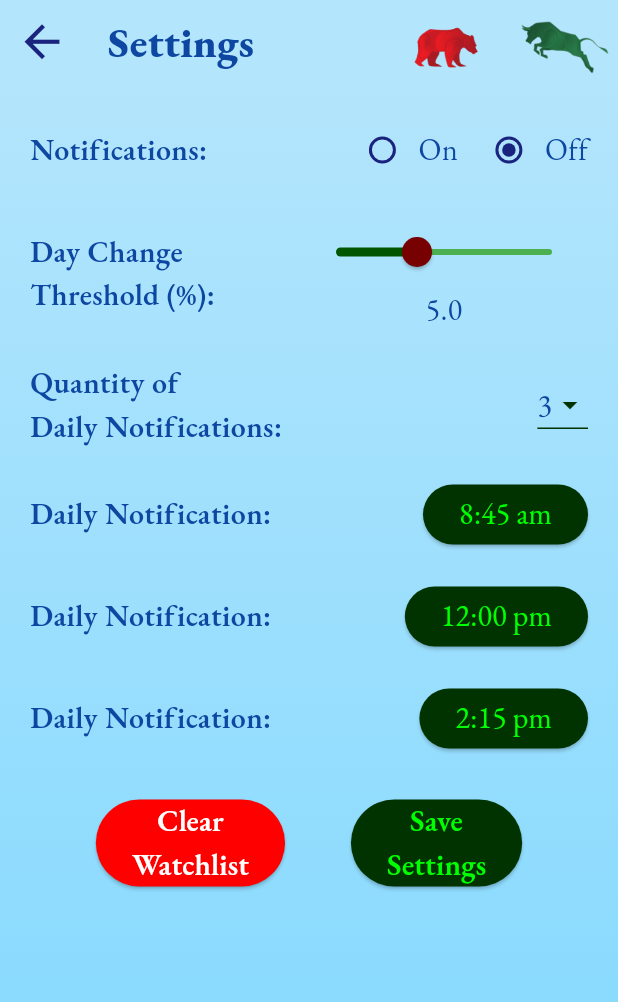
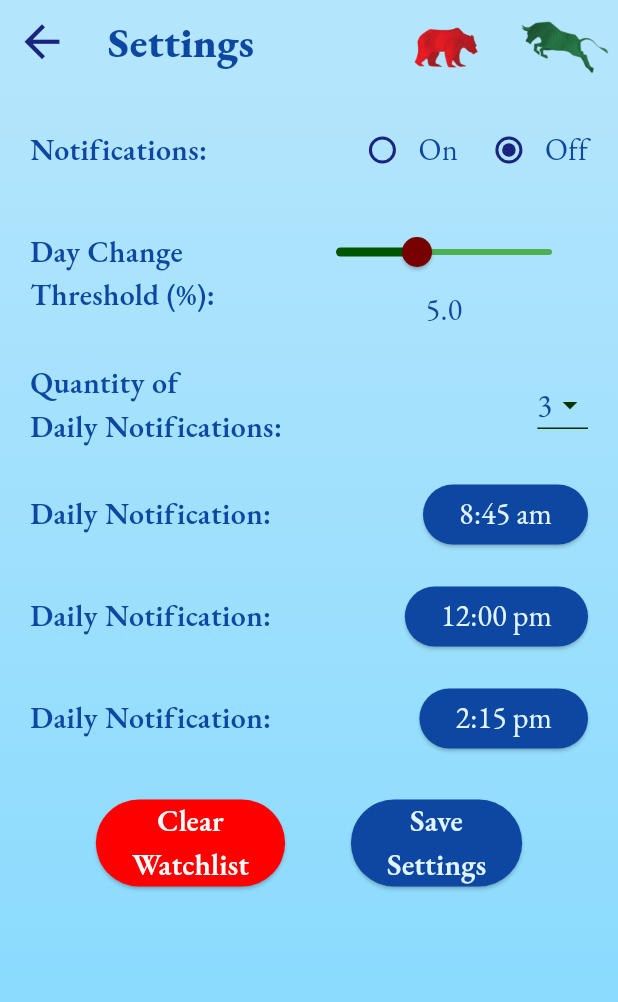
Before and after one commit to JoshMJohnson/Stock_Alert, a Flutter app: the screen it shows after launch, after a tap on the "settings" icon, on a phone screen of 412 x 824 dp. Shown: the top 1002 px of the screen. Run offline on Flutter 3.47's test engine with Material 3 defaults, Android fonts, the phone set to English and light mode, and no system bars; our stand-ins replace shared_preferences.

Commit message:
Update theme.dart

```diff
--- a/lib/theme.dart
+++ b/lib/theme.dart
@@ -28,9 +28,9 @@ ThemeData lightMode = ThemeData(
   hintColor: const Color(0xFF0D47A1),
   buttonTheme: const ButtonThemeData(
     colorScheme: ColorScheme.light(
-      background: Color(0xFF003300),
-      primary: Color(0xFFC8E6C9),
-      secondary: Color(0xFF00FF00),
+      background: Color(0xFF0D47A1),
+      primary: Color(0xFF81D4FA),
+      secondary: Color(0xFFE1F5FE),
       tertiary: Color(0xFFC8E6C9),
     ),
   ),
```
